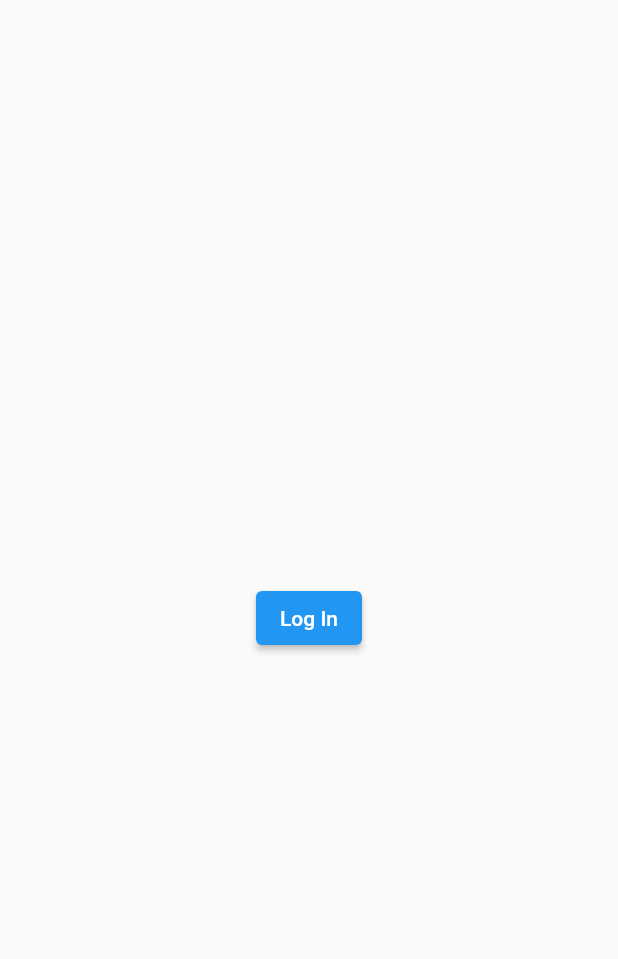
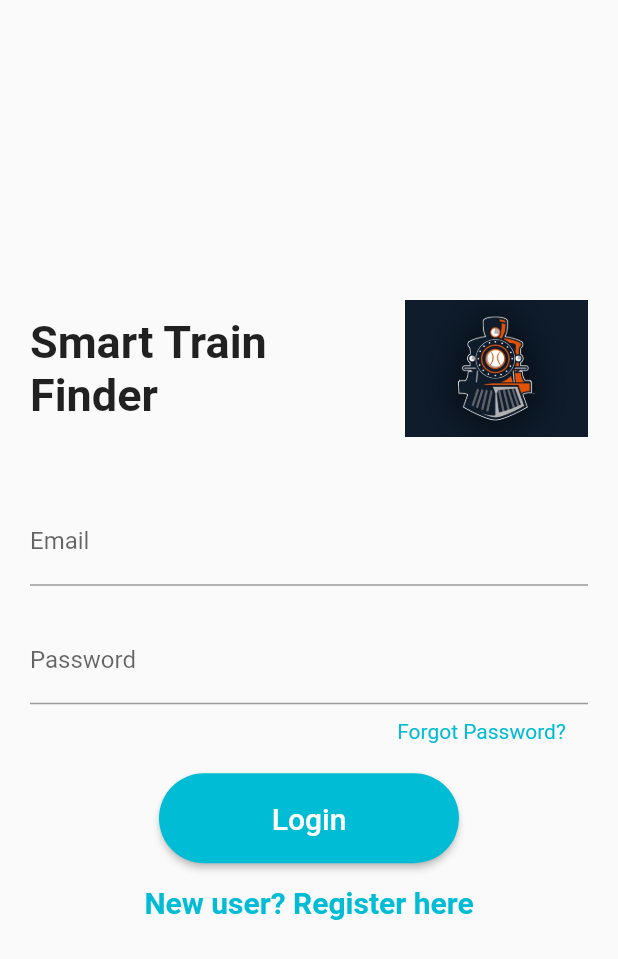
Before and after one commit to Deepthashash/TrainAlert, a Flutter app: the screen it shows after launch, on a phone screen of 412 x 824 dp. Shown: the top 959 px of the screen. Run offline on Flutter 3.47's test engine with Material 2 defaults, Android fonts, the phone set to English and light mode, and no system bars; our stand-ins replace firebase_auth, firebase_core; accounts and stored records are empty.

Commit message:
UI fixed in user login

```diff
--- a/lib/screens/auth/signIn.dart
+++ b/lib/screens/auth/signIn.dart
@@ -1,5 +1,6 @@
 import 'package:flutter/material.dart';
 import 'package:train_alert/services/authService.dart';
+import 'package:flutter/gestures.dart';
 
 class SignIn extends StatefulWidget {
   @override
@@ -7,15 +8,129 @@ class SignIn extends StatefulWidget {
 }
 
 class _SignInState extends State<SignIn> {
+  String _email;
+  String _password;
+  final AuthService _authService = AuthService();
+  final _formKey = GlobalKey<FormState>();
+
   @override
   Widget build(BuildContext context) {
-    final AuthService authService = AuthService();
     return Scaffold(
       body: Center(
-        child: ElevatedButton(
-            child: Text("Log In"), onPressed: () async {
-             await authService.signInUsingEmailAndPassword();
-        }),
+        child: Container(
+            margin: EdgeInsets.only(top: 200.0, left: 20.0, right: 20.0),
+            child: Form(
+              key: _formKey,
+              child: Column(
+                children: [
+                  Row(
+                    children: [
+                      Container(
+                          width: 250.0,
+                          child: Text(
+                            "Smart Train Finder",
+                            style: TextStyle(
+                                fontSize: 30.0, fontWeight: FontWeight.bold),
+                          )),
+                      Expanded(
+                        child:
+                            Image(image: AssetImage('assets/images/logo.jpg')),
+                      )
+                    ],
+                  ),
+                  SizedBox(
+                    height: 40.0,
+                  ),
+                  Theme(
+                    data: Theme.of(context).copyWith(primaryColor: Colors.cyan),
+                    child: TextFormField(
+                      decoration: InputDecoration(
+                        labelText: "Email",
+                      ),
+                      keyboardType: TextInputType.emailAddress,
+                      validator: (value){
+                        if (value == null || value.isEmpty) {
+                          return 'Please enter some text';
+                        }else if(!value.contains("@")){
+                          return 'Please enter an email address';
+                        }
+                        return null;
+                      },
+                      onChanged: (val) {
+                        setState(() {
+                          _email = val;
+                        });
+                      },
+                    ),
+                  ),
+                  SizedBox(
+                    height: 20.0,
+                  ),
+                  Theme(
+                    data: Theme.of(context).copyWith(primaryColor: Colors.cyan),
+                    child: TextFormField(
+                      obscureText: true,
+                      decoration: InputDecoration(
+                        labelText: "Password",
+                      ),
+                      onChanged: (val) {
+                        setState(() {
+                          _password = val;
+                        });
+                      },
+                    ),
+                  ),
+                  SizedBox(height: 10.0,),
+                  Container(
+                    padding: EdgeInsets.only(left: 230.0),
+                      child: RichText(
+                    text: TextSpan(children: <TextSpan>[
+                      TextSpan(
+                          text: 'Forgot Password?',
+                          style: TextStyle(color: Colors.cyan),
+                          recognizer: TapGestureRecognizer()
+                            ..onTap = () {
+                              print('Terms of Service"');
+                            })
+                    ]),
+                  )),
+                  SizedBox(
+                    height: 20.0,
+                  ),
+                  ElevatedButton(
+                    style: ElevatedButton.styleFrom(
+                        primary: Colors.cyan,
+                        shape: const RoundedRectangleBorder(
+                          borderRadius: BorderRadius.all(Radius.circular(100.0)),
+                        ),
+                        minimumSize: Size(200, 60)),
+                    child: Text("Login",
+                    style: TextStyle(fontSize: 20.0),),
+                    onPressed: () async {
+                      if (_formKey.currentState.validate()) {
+                        var results = await _authService
+                            .signInUsingEmailAndPassword(_email, _password);
+                      }
+                    },
+                  ),
+                  SizedBox(
+                    height: 15.0,
+                  ),
+                  Container(
+                      child: RichText(
+                        text: TextSpan(children: <TextSpan>[
+                          TextSpan(
+                              text: 'New user? Register here',
+                              style: TextStyle(color: Colors.cyan,fontSize: 20.0,fontWeight: FontWeight.bold),
+                              recognizer: TapGestureRecognizer()
+                                ..onTap = () {
+                                  print('Terms of Service"');
+                                })
+                        ]),
+                      )),
+                ],
+              ),
+            )),
       ),
     );
   }
--- a/pubspec.yaml
+++ b/pubspec.yaml
@@ -49,8 +49,8 @@ flutter:
   uses-material-design: true
 
   # To add assets to your application, add an assets section, like this:
-  # assets:
-  #   - images/a_dot_burr.jpeg
+  assets:
+    - assets/images/logo.jpg
   #   - images/a_dot_ham.jpeg
 
   # An image asset can refer to one or more resolution-specific "variants", see
```
Also changed, not shown: lib/screens/home/home.dart (+15 -2 lines), lib/services/authService.dart (+13 -2 lines), assets/images/logo.jpg (added).
